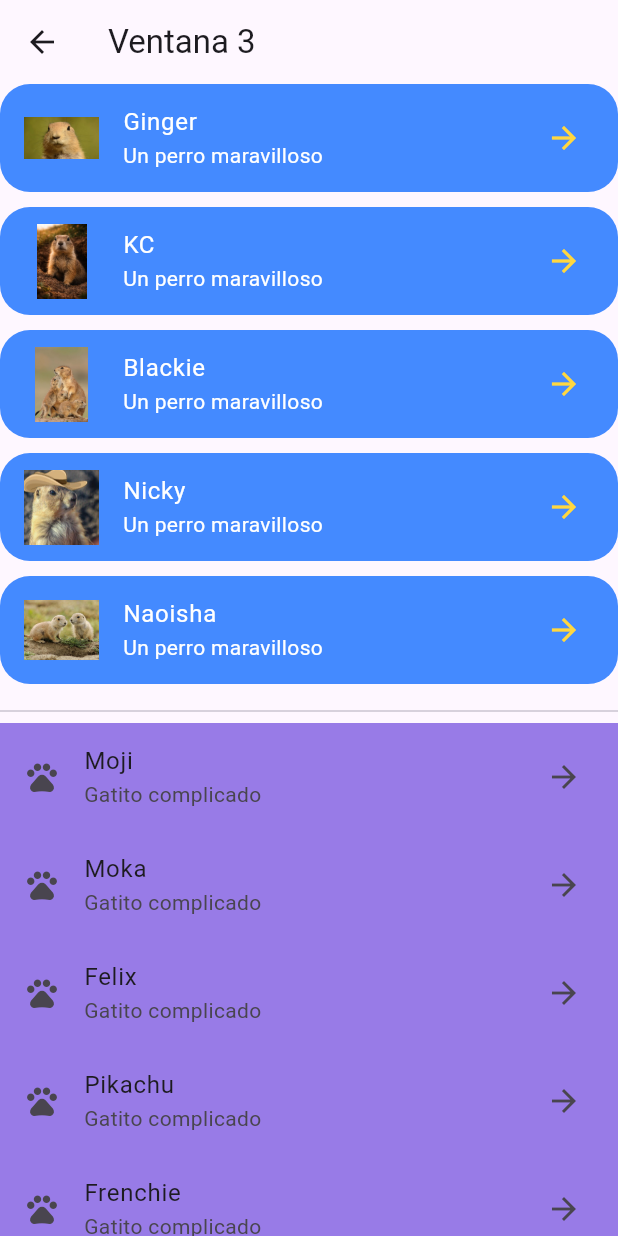
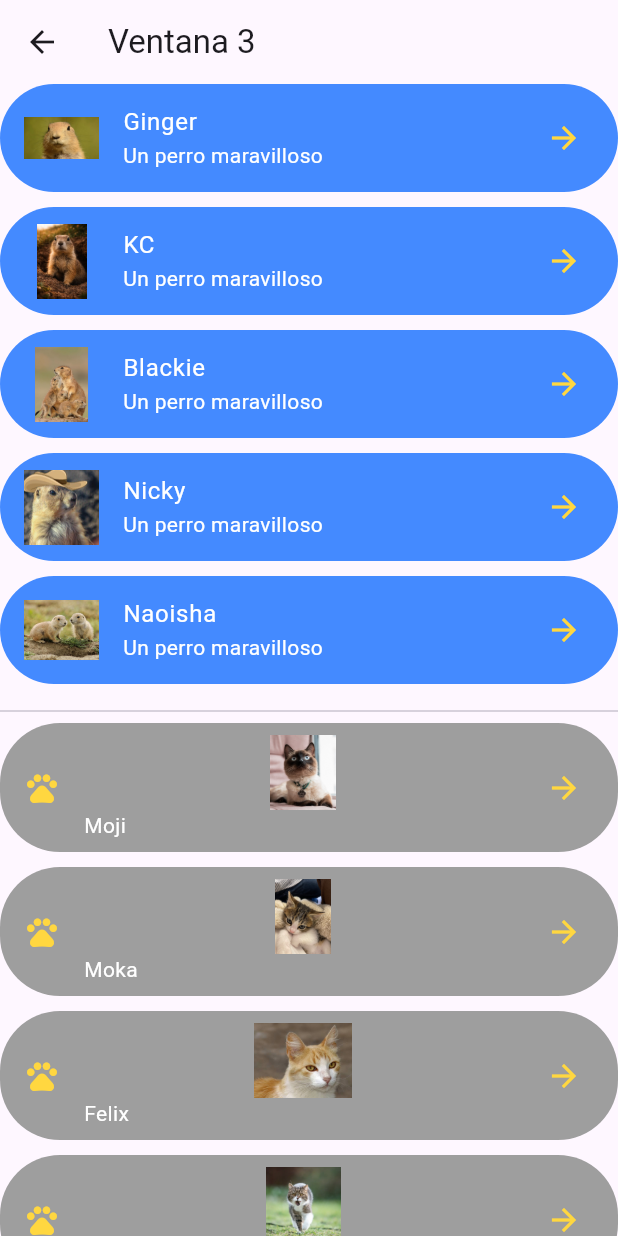
Before and after one commit to JulioCesar10-git/elemento4a26, a Flutter app: the screen it shows after launch, after a tap on "Ejemplo de ListView", on a phone screen of 412 x 824 dp. Run offline on Flutter 3.47's test engine with Material 3 defaults, Android fonts, the phone set to English and light mode, and no system bars.

```diff
--- a/lib/screens/screen1.dart
+++ b/lib/screens/screen1.dart
@@ -1,6 +1,7 @@
 import 'package:appmovil1/screens/screen2.dart';
 import 'package:appmovil1/screens/screen3.dart';
 import 'package:appmovil1/screens/screen4.dart';
+import 'package:appmovil1/screens/screen5.dart';
 import 'package:flutter/material.dart';
 
 class Screen1 extends StatelessWidget {
@@ -29,6 +30,13 @@ class Screen1 extends StatelessWidget {
               boton('Ejemplo de ListView', Colors.green, context, Screen3()),
               SizedBox(height: 20),
               boton('Entradas de datos', Colors.red, context, Screen4()),
+              SizedBox(height: 20),
+              botonStateful(
+                'Elemetos de entrada',
+                Colors.pink,
+                context,
+                Screen5(),
+              ),
             ],
           ),
         ),
@@ -57,4 +65,26 @@ class Screen1 extends StatelessWidget {
       child: Text(texto, style: TextStyle(color: Colors.white, fontSize: 20)),
     );
   }
+
+  Widget botonStateful(
+    String texto,
+    Color color1,
+    BuildContext context,
+    StatefulWidget screen,
+  ) {
+    return ElevatedButton(
+      onPressed: () {
+        Navigator.push(
+          context,
+          MaterialPageRoute(builder: (context) => screen),
+        );
+      },
+      style: ElevatedButton.styleFrom(
+        backgroundColor: color1,
+        padding: const EdgeInsets.symmetric(horizontal: 50, vertical: 20),
+        shape: RoundedRectangleBorder(borderRadius: BorderRadius.circular(30)),
+      ),
+      child: Text(texto, style: TextStyle(color: Colors.white, fontSize: 20)),
+    );
+  }
 }
--- a/lib/screens/screen3.dart
+++ b/lib/screens/screen3.dart
@@ -11,7 +11,13 @@ class Screen3 extends StatelessWidget {
     'Naoisha': 'assets/imgs/perrito4.png',
   };
 
-  final cats = const ['Moji', 'Moka', 'Felix', 'Pikachu', 'Frenchie'];
+  final Map<String, String> gatos = const {
+    'Moji': 'assets/imgs/gato.png',
+    'Moka': 'assets/imgs/gato1.png',
+    'Felix': 'assets/imgs/gato2.png',
+    'Pikachu': 'assets/imgs/gato3.png',
+    'Frenchie': 'assets/imgs/gato4.png',
+  };
 
   @override
   Widget build(BuildContext context) {
@@ -31,15 +37,15 @@ class Screen3 extends StatelessWidget {
 
           Divider(),
 
-          ...cats.map(
-            (cat) => ListTile(
-              leading: Icon(Icons.pets_rounded),
-              title: Text(cat),
-              subtitle: Text('Gatito complicado'),
-              trailing: Icon(Icons.arrow_forward),
-              tileColor: const Color.fromARGB(255, 152, 123, 231),
-            ),
-          ),
+          ...gatos.entries.map((gato) {
+            return _tileCat(
+              gato.key,
+              gato.value,
+              Colors.grey,
+              Colors.amberAccent,
+              Colors.white,
+            );
+          }),
         ],
       ),
     );
@@ -60,7 +66,28 @@ class Screen3 extends StatelessWidget {
       tileColor: tileColor,
       iconColor: iconColor,
       textColor: textColor,
-      shape: RoundedRectangleBorder(borderRadius: BorderRadius.circular(20)),
+      shape: RoundedRectangleBorder(borderRadius: BorderRadius.circular(40)),
+    );
+    final espacio = SizedBox(height: 10);
+    return Column(children: [tile, espacio]);
+  }
+
+  Widget _tileCat(
+    String catName,
+    String catImage,
+    Color tileColor,
+    Color iconColor,
+    Color textColor,
+  ) {
+    final tile = ListTile(
+      title: Image.asset(catImage, width: 50, height: 50),
+      leading: Icon(Icons.pets_rounded),
+      subtitle: Text(catName),
+      trailing: Icon(Icons.arrow_forward),
+      tileColor: tileColor,
+      iconColor: iconColor,
+      textColor: textColor,
+      shape: RoundedRectangleBorder(borderRadius: BorderRadius.circular(40)),
     );
     final espacio = SizedBox(height: 10);
     return Column(children: [tile, espacio]);
--- a/pubspec.yaml
+++ b/pubspec.yaml
@@ -28,3 +28,8 @@ flutter:
     - assets/imgs/perrito2.png
     - assets/imgs/perrito3.png
     - assets/imgs/perrito4.png
+    - assets/imgs/gato.png
+    - assets/imgs/gato1.png
+    - assets/imgs/gato2.png
+    - assets/imgs/gato3.png
+    - assets/imgs/gato4.png
```
Also changed, not shown: lib/screens/screen5.dart (added, +35 -0 lines), assets/imgs/gato.png (added), assets/imgs/gato1.png (added), assets/imgs/gato2.png (added), assets/imgs/gato3.png (added), assets/imgs/gato4.png (added).
